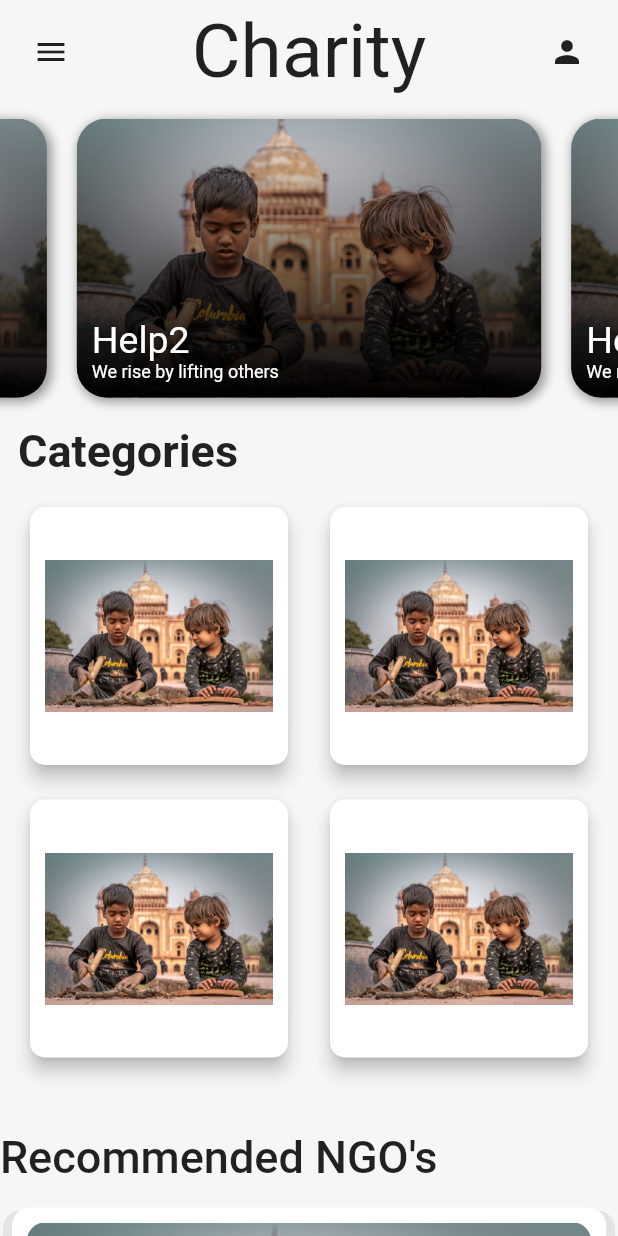
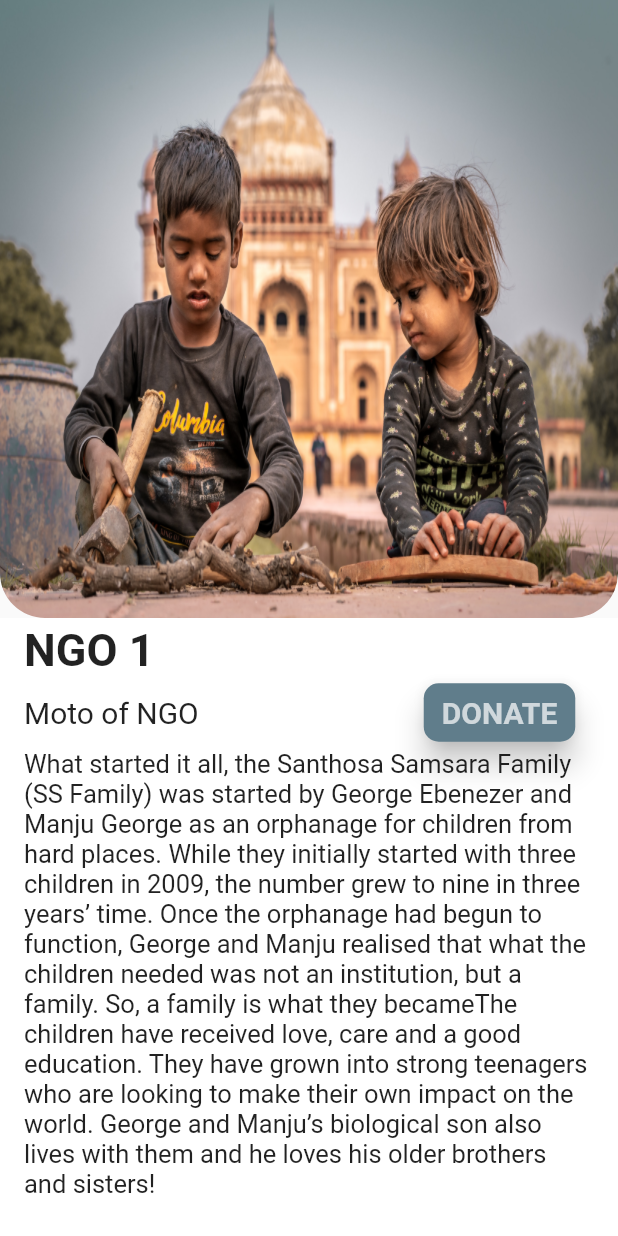
Before and after one commit to AditiBarnwal/ngo_flutterapp, a Flutter app: the screen it shows after launch, on a phone screen of 412 x 824 dp. Run offline on Flutter 3.47's test engine with Material 2 defaults, Android fonts, the phone set to English and light mode, and no system bars; our stand-ins replace google_fonts; Roboto replaces fonts that are missing (Samantha).

Commit message:
Detail Screen done

```diff
--- /dev/null
+++ b/lib/Screens/detail page.dart
@@ -0,0 +1,72 @@
+import 'package:flutter/material.dart';
+import 'package:flutter/painting.dart';
+class Detailpage extends StatelessWidget {
+  @override
+  Widget build(BuildContext context) {
+    return Scaffold(
+      body: Container(
+        width: double.infinity,
+        height: double.infinity,
+        child: Column(
+          children:<Widget> [
+            Expanded(
+                child: Container(
+                  decoration: BoxDecoration(
+                    image: DecorationImage(
+                      fit: BoxFit.fill,
+                        image: AssetImage("assets/images/help3.jpg")),
+                    borderRadius: BorderRadius.only(
+                      bottomLeft: Radius.circular(30),
+                      bottomRight: Radius.circular(30),
+                    )
+                  ),
+            )),
+            Expanded(
+              child: Container(
+                color: Colors.white,
+                child: ListTile(
+                  title: Column(
+                    crossAxisAlignment: CrossAxisAlignment.start,
+                    children: [
+                      Text("NGO 1",style:TextStyle(fontSize: 30,fontWeight: FontWeight.bold)),
+                      Row(
+                        children: [
+                          Text("Moto of NGO",style: TextStyle(fontSize: 20,fontWeight: FontWeight.w400),),
+                        SizedBox(
+                          width: 150,
+                        ),
+                        TextButton(
+                          style: TextButton.styleFrom(
+                            elevation: 8,
+                            shape: RoundedRectangleBorder(
+                              borderRadius: BorderRadius.circular(10),
+                            ),
+                            backgroundColor: Colors.blueGrey,
+                            padding: EdgeInsets.symmetric(horizontal: 12,vertical: 8)
+                          ),
+                          onPressed: (){},
+                          child:Text("DONATE",style: TextStyle(fontSize: 20,fontWeight: FontWeight.w600,color: Colors.white70),),),
+
+
+
+
+                        ],
+                      ),
+                      Text("What started it all, the Santhosa Samsara Family (SS Family) was started by George Ebenezer and Manju George as an orphanage for children from hard places. While they initially started with three children in 2009, the number grew to nine in three years’ time. Once the orphanage had begun to function, George and Manju realised that what the children needed was not an institution, but a family. So, a family is what they becameThe children have received love, care and a good education. They have grown into strong teenagers who are looking to make their own impact on the world. George and Manju’s biological son also lives with them and he loves his older brothers and sisters!",
+                        style: TextStyle(
+                          fontSize: 17,
+                        ),),
+
+                    ],
+                  ),
+                ),
+
+
+              ),
+            ),
+          ],
+        ),
+      ),
+    );
+  }
+}
--- a/lib/main.dart
+++ b/lib/main.dart
@@ -1,4 +1,5 @@
 import 'package:flutter/material.dart';
+import 'package:flutter_ngoapp/Screens/detail%20page.dart';
 
 import 'Screens/homeScreen.dart';
 import 'Screens/splash_screen.dart';
@@ -21,7 +22,7 @@
       initialRoute: HomeScreen.id,
       routes: {
         SplashScreen.id:(context)=>SplashScreen(),
-        HomeScreen.id:(context)=>HomeScreen(),
+        HomeScreen.id:(context)=>Detailpage(),
 
       },
     );
```
